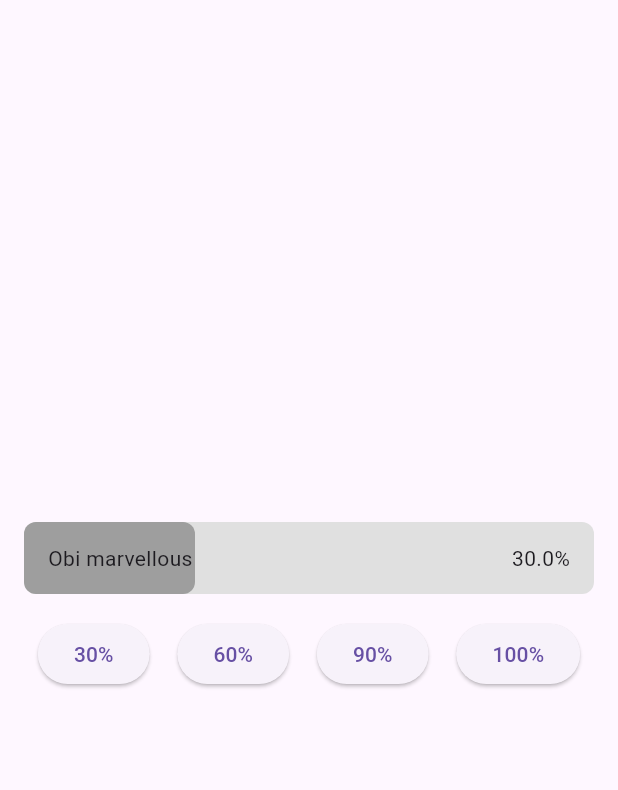
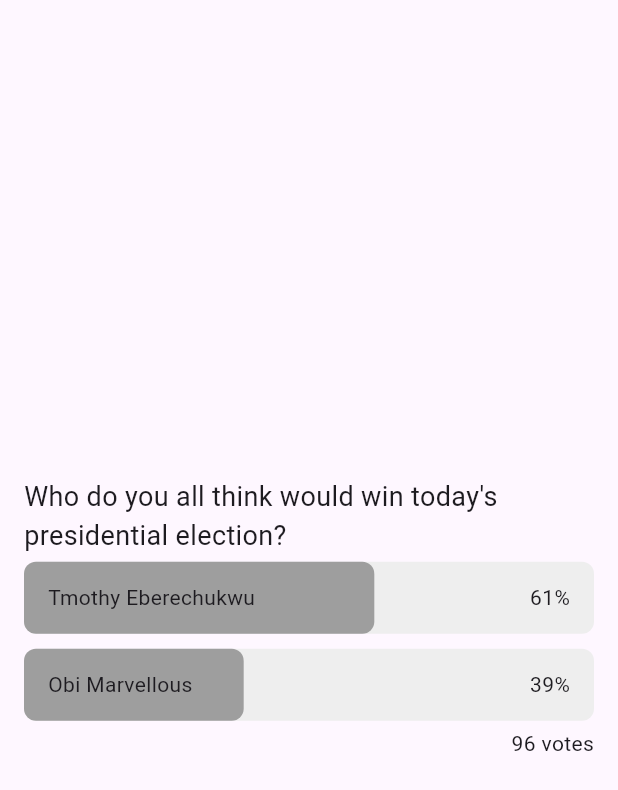
Before and after one commit to Gospel011/charts_app, a Flutter app: the screen it shows after launch, on a phone screen of 412 x 824 dp. Shown: the top 790 px of the screen. Run offline on Flutter 3.47's test engine with Material 3 defaults, Android fonts, the phone set to English and light mode, and no system bars.

Commit message:
Finished implementing the poll widget

```diff
--- a/app/lib/main.dart
+++ b/app/lib/main.dart
@@ -1,7 +1,9 @@
-import 'dart:ui';
+import 'package:app/models/poll_model.dart';
+
+import 'package:app/widgets/my_poll_item.dart';
+import 'package:app/widgets/my_poll_widget.dart';
 
 import 'package:flutter/material.dart';
-import 'package:flutter/widgets.dart';
 
 void main() {
   runApp(const MyApp());
@@ -14,136 +16,48 @@ class MyApp extends StatelessWidget {
   Widget build(BuildContext context) {
     return const MaterialApp(
       debugShowCheckedModeBanner: false,
-      home: MyHomePage(),
+      home: Home(),
     );
   }
 }
 
-class MyHomePage extends StatefulWidget {
-  const MyHomePage({super.key});
+class Home extends StatefulWidget {
+  const Home({super.key});
 
   @override
-  State<MyHomePage> createState() => _MyHomePageState();
+  State<Home> createState() => _HomeState();
 }
 
-class _MyHomePageState extends State<MyHomePage> {
-  static bool selected = false;
-  void _toggleSelected() {
-    print("toggleing");
-    selected = !selected;
-
-    // setState(() {});
-  }
-
-  var poll = {
+class _HomeState extends State<Home> {
+  Map<String, dynamic> pollMap = {
     "text": "Who do you all think would win today's presidential election?",
     "poll": [
       {
         "option": "Tmothy Eberechukwu",
-        "votes": 0,
-        "voters": [],
-        "_id": "65fd2dd3078302caa2c3683e"
+        "votes": 59,
+        "voted": false,
       },
       {
         "option": "Obi Marvellous",
-        "votes": 0,
-        "voters": [],
-        "_id": "65fd2dd3078302caa2c3683f"
+        "votes": 37,
+        "voted": false,
       }
     ],
   };
 
-  double percentage = 0.3;
-
-  double get maxWidth => MediaQuery.of(context).size.width;
-
-  final BoxDecoration decoration =
-      BoxDecoration(borderRadius: BorderRadius.circular(8));
-
-  TextStyle? get theme => Theme.of(context).textTheme.bodyMedium;
+  Poll get poll => Poll(
+        text: pollMap['text'] as String,
+        options: pollMap['poll'],
+      );
 
   @override
   Widget build(BuildContext context) {
+    print(poll);
+    print(poll.polls);
+
     return Scaffold(
-      body: SafeArea(
-        child: Center(
-          child: Column(
-            mainAxisAlignment: MainAxisAlignment.center,
-            children: [
-              GestureDetector(
-                onTap: _toggleSelected,
-                child: Stack(
-                  alignment: Alignment.center,
-                  children: [
-                    Row(
-                      children: [
-                        Padding(
-                          padding: const EdgeInsets.symmetric(horizontal: 16.0),
-                          child: AnimatedContainer(
-                            duration: const Duration(milliseconds: 500),
-                            decoration: decoration.copyWith(
-                                color: Colors.grey.shade300),
-                            height: 48,
-                            width: maxWidth - 32,
-                          ),
-                        ),
-                      ],
-                    ),
-                    Row(
-                      children: [
-                        Padding(
-                          padding: const EdgeInsets.symmetric(horizontal: 16.0),
-                          child: AnimatedContainer(
-                            duration: const Duration(milliseconds: 500),
-                            decoration: decoration.copyWith(color: Colors.grey),
-                            curve: Curves.easeInOut,
-                            height: 48,
-                            width: percentage * (maxWidth - 32),
-                          ),
-                        ),
-                      ],
-                    ),
-                    const Positioned(left: 32, child: Text("Obi marvellous")),
-                    Positioned(right: 32, child: Text("${percentage * 100}%"))
-                  ],
-                ),
-              ),
-              Padding(
-                padding:
-                    const EdgeInsets.symmetric(horizontal: 16.0, vertical: 16),
-                child: Row(
-                  mainAxisAlignment: MainAxisAlignment.spaceAround,
-                  children: [
-                    ElevatedButton(
-                        onPressed: () {
-                          percentage = 0.3;
-                          setState(() {});
-                        },
-                        child: Text("30%")),
-                    ElevatedButton(
-                        onPressed: () {
-                          percentage = 0.6;
-                          setState(() {});
-                        },
-                        child: Text("60%")),
-                    ElevatedButton(
-                        onPressed: () {
-                          percentage = 0.9;
-                          setState(() {});
-                        },
-                        child: Text("90%")),
-                    ElevatedButton(
-                        onPressed: () {
-                          percentage = 1.0;
-                          setState(() {});
-                        },
-                        child: Text("100%")),
-                  ],
-                ),
-              )
-            ],
-          ),
-        ),
+      body: Center(
+        child: MyPollWidget(poll: poll),
       ),
     );
   }
--- /dev/null
+++ b/app/lib/models/poll_items.dart
@@ -0,0 +1,42 @@
+// ignore_for_file: public_member_api_docs, sort_constructors_first
+import 'dart:convert';
+
+class PollItems {
+  // option
+  final String option;
+
+  // votes
+  // final int votes;
+
+  // voted
+  final bool voted;
+
+  // percentage;
+  final double percentage;
+
+  PollItems({required this.option, required this.voted, required this.percentage});
+
+  Map<String, dynamic> toMap() {
+    return <String, dynamic>{
+      'option': option,
+      'voted': voted,
+      'percentage': percentage,
+    };
+  }
+
+  factory PollItems.fromMap(Map<String, dynamic> map) {
+    return PollItems(
+      option: map['option'] as String,
+      voted: map['voted'] as bool,
+      percentage: map['percentage'] as double,
+    );
+  }
+
+  String toJson() => json.encode(toMap());
+
+  factory PollItems.fromJson(String source) =>
+      PollItems.fromMap(json.decode(source) as Map<String, dynamic>);
+
+  @override
+  String toString() => 'PollItems(option: $option, voted: $voted, percentage: $percentage)';
+}
--- /dev/null
+++ b/app/lib/models/poll_model.dart
@@ -0,0 +1,60 @@
+// ignore_for_file: public_member_api_docs, sort_constructors_first
+import 'dart:convert';
+
+import 'package:app/models/poll_items.dart';
+
+class Poll {
+  // text
+  final String text;
+
+  // list of poll items
+  final List<Map<String, dynamic>> options;
+
+  Poll({
+    required this.text,
+    required this.options,
+  });
+
+  int get totalVotes {
+    int votes = 0;
+
+    for (Map option in options) {
+      votes += option['votes'] as int;
+    }
+
+    return votes;
+  }
+
+  double getPollPercentage(int votes) {
+    return votes == 0 ? 0 : votes / totalVotes;
+  }
+
+  // PollItems({required this.option, required this.voted, required this.percentage});
+
+  List<PollItems> get polls => List.from(options.map((poll) {
+        poll['percentage'] = getPollPercentage(poll['votes']);
+
+        return PollItems.fromMap(poll);
+      }));
+
+  @override
+  String toString() => 'Poll(text: $text, options: $options)';
+
+  Map<String, dynamic> toMap() {
+    return <String, dynamic>{
+      'text': text,
+      'options': options,
+    };
+  }
+
+
+  Poll copyWith({
+    String? text,
+    List<Map<String, dynamic>>? options,
+  }) {
+    return Poll(
+      text: text ?? this.text,
+      options: options ?? this.options,
+    );
+  }
+}
--- /dev/null
+++ b/app/lib/widgets/my_animated_container.dart
@@ -0,0 +1,33 @@
+import 'package:flutter/material.dart';
+
+class MyAnimatedContainer extends StatelessWidget {
+  const MyAnimatedContainer({
+    super.key,
+    this.color = Colors.grey,
+    this.percentage = 300,
+    this.borderRadius = 8,
+  });
+
+  final Color color;
+  final double percentage;
+  final double borderRadius;
+
+  @override
+  Widget build(BuildContext context) {
+    return Center(
+      child: Row(
+        children: [
+          AnimatedContainer(
+            duration: const Duration(milliseconds: 500),
+            decoration: BoxDecoration(
+              borderRadius: BorderRadius.circular(borderRadius),
+              color: color,
+            ),
+            height: 48,
+            width: percentage,
+          ),
+        ],
+      ),
+    );
+  }
+}
--- /dev/null
+++ b/app/lib/widgets/my_poll_item.dart
@@ -0,0 +1,36 @@
+import 'package:app/models/poll_items.dart';
+import 'package:app/widgets/my_animated_container.dart';
+import 'package:flutter/material.dart';
+
+
+class MyPollItem extends StatelessWidget {
+  const MyPollItem({super.key, required this.item, this.horizontalMargin = 16});
+
+  final double horizontalMargin;
+
+  final PollItems item;
+
+  @override
+  Widget build(BuildContext context) {
+    double maxWidth = MediaQuery.of(context).size.width - horizontalMargin * 2;
+
+    return Padding(
+      padding: EdgeInsets.symmetric(horizontal: horizontalMargin),
+      child: Stack(
+        alignment: Alignment.center,
+        children: [
+          MyAnimatedContainer(
+            percentage: 1.0 * maxWidth,
+            color: Colors.grey.shade200,
+          ),
+          MyAnimatedContainer(
+            percentage: item.percentage * maxWidth,
+            color: item.voted ? Colors.blueGrey.shade400 : Colors.grey,
+          ),
+          Positioned(left: 16, child: Text(item.option)),
+          Positioned(right: 16, child: Text("${(item.percentage * 100).toStringAsFixed(0)}%"))
+        ],
+      ),
+    );
+  }
+}
--- /dev/null
+++ b/app/lib/widgets/my_poll_widget.dart
@@ -0,0 +1,107 @@
+import 'package:app/models/poll_model.dart';
+import 'package:app/widgets/my_poll_item.dart';
+import 'package:flutter/material.dart';
+
+
+class MyPollWidget extends StatefulWidget {
+  const MyPollWidget({
+    super.key,
+    required this.poll,
+  });
+
+  final Poll poll;
+
+  @override
+  State<MyPollWidget> createState() => _MyPollWidgetState();
+}
+
+class _MyPollWidgetState extends State<MyPollWidget> {
+  late Poll poll;
+
+  @override
+  void initState() {
+    super.initState();
+    poll = widget.poll.copyWith();
+  }
+
+  @override
+  Widget build(BuildContext context) {
+    return Column(
+      mainAxisAlignment: MainAxisAlignment.spaceBetween,
+      mainAxisSize: MainAxisSize.min,
+      children: [
+
+        Padding(
+          padding: const EdgeInsets.symmetric(horizontal: 16.0),
+          child: Text(poll.text, style: TextStyle(fontSize: 18),),
+        ),
+
+        const SizedBox(
+          height: 4,
+        ),
+        ...List<Widget>.generate(poll.polls.length, (index) {
+          if (index == 0) {
+            return Padding(
+              padding: const EdgeInsets.only(bottom: 5.0),
+              child: GestureDetector(
+                  onTap: () {
+                    vote(index);
+                  },
+                  child: MyPollItem(item: poll.polls[index])),
+            );
+          } else {
+            return Padding(
+              padding: const EdgeInsets.symmetric(vertical: 5.0),
+              child: GestureDetector(
+                  onTap: () {
+                    vote(index);
+                  },
+                  child: MyPollItem(item: poll.polls[index])),
+            );
+          }
+        }),
+
+        Padding(
+          padding: const EdgeInsets.symmetric(horizontal: 16.0),
+          child: Row(
+            mainAxisAlignment: MainAxisAlignment.end,
+            children: [
+            Text("${poll.totalVotes} votes")
+          ],),
+        )
+      ],
+    );
+  }
+
+  void vote(int index) {
+    var pollOption = poll.options[index];
+
+    if (pollOption["voted"] == true) {
+      pollOption['votes'] -= 1;
+    } else {
+      int i = 0;
+
+      removePreviousVote(i);
+
+      poll.options[index]['votes'] += 1;
+    }
+
+    poll.options[index]['voted'] = !poll.options[index]['voted'];
+
+    print(poll.options);
+
+    setState(() {});
+  }
+
+  void removePreviousVote(int i) {
+    for (var option in poll.options) {
+      if (poll.options[i]['voted'] == true) {
+        print("voted ${poll.options[i]['option']}");
+        poll.options[i]['votes'] -= 1;
+        poll.options[i]['voted'] = false;
+      }
+
+      i++;
+    }
+  }
+}
```
